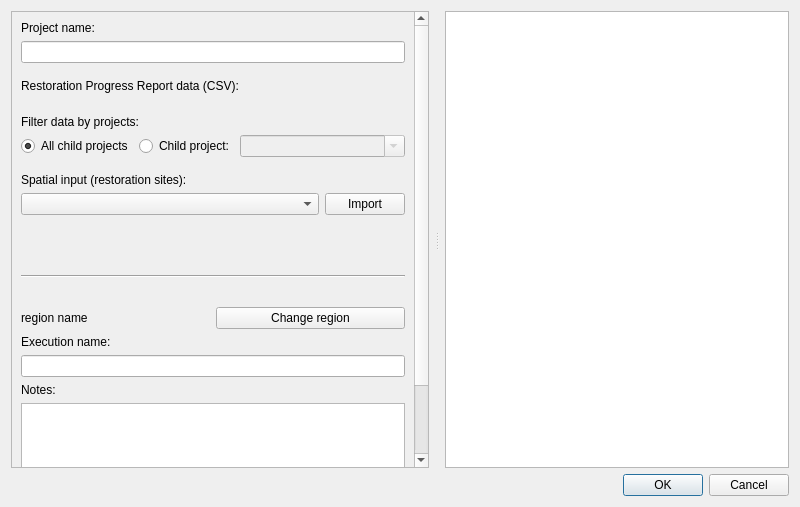
Qt form LDMP/gui/DlgEcosystemReportingRestorationProgress.ui (ConservationInternational/trends.earth) before a commit.
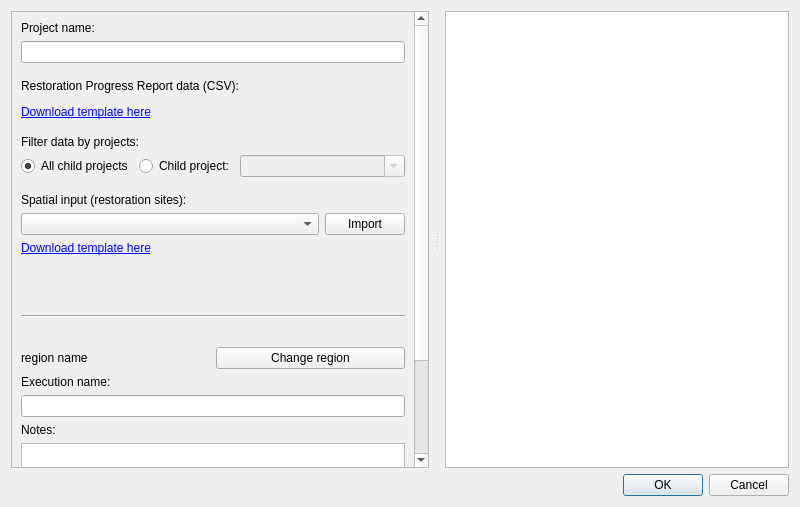
The same form after that commit. Custom widgets are drawn as their Qt base class.

Commit message: Add download template

```diff
--- a/LDMP/gui/DlgEcosystemReportingRestorationProgress.ui
+++ b/LDMP/gui/DlgEcosystemReportingRestorationProgress.ui
@@ -122,6 +122,16 @@
           </property>
          </widget>
         </item>
+        <item>
+         <widget class="QLabel" name="data_csv_template_label">
+          <property name="text">
+           <string>&lt;a href=&quot;template&quot;&gt;Download template here&lt;/a&gt;</string>
+          </property>
+          <property name="textFormat">
+           <enum>Qt::RichText</enum>
+          </property>
+         </widget>
+        </item>
         <item>
          <spacer name="verticalSpacer_3">
           <property name="orientation">
@@ -253,6 +263,19 @@
           </item>
          </layout>
         </item>
+        <item>
+         <widget class="QLabel" name="spatial_layers_template_label">
+          <property name="toolTip">
+           <string>Save a ZIP with an empty Shapefile of the restoration sites, with its fields and QGIS form. Rename the files [ISO COUNTRY]_V[YYYYMMDD] before importing them.</string>
+          </property>
+          <property name="text">
+           <string>&lt;a href=&quot;template&quot;&gt;Download template here&lt;/a&gt;</string>
+          </property>
+          <property name="textFormat">
+           <enum>Qt::RichText</enum>
+          </property>
+         </widget>
+        </item>
         <item>
          <widget class="QLabel" name="reporting_period_label">
           <property name="toolTip">
```
The commit also changes 9 other files.
